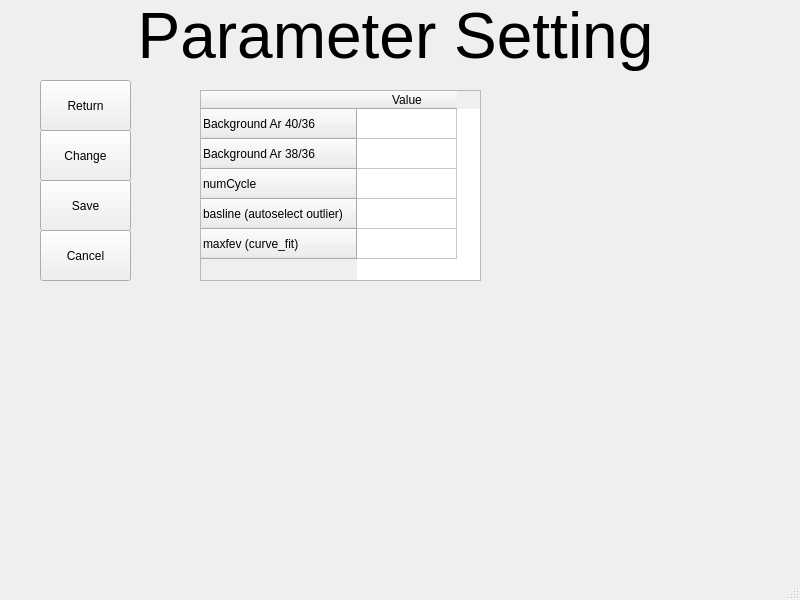
Above: UI/ParameterSetting.ui from AndrewLiu0725/pyADR before the change. Below: the same form after it.
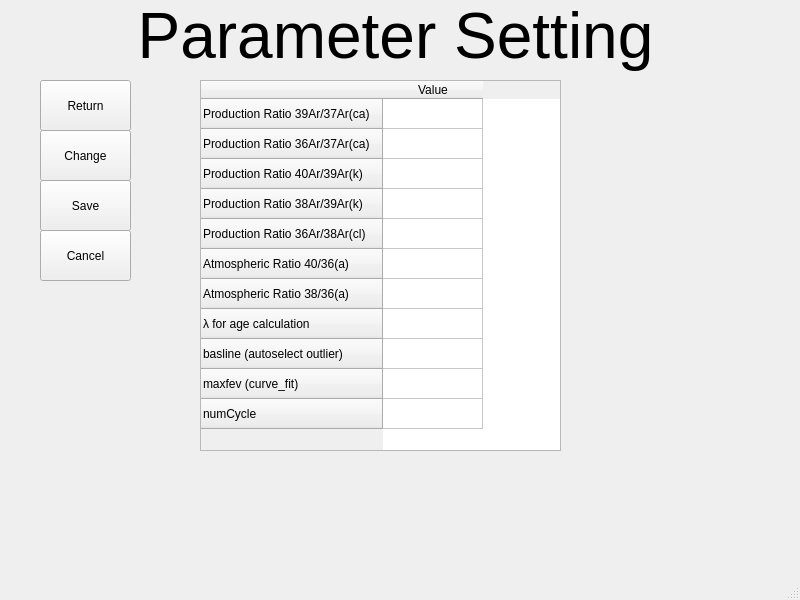
That is the form after the change.

Commit message: add Age Calculation Page

What changed in the file:
```diff
--- a/UI/ParameterSetting.ui
+++ b/UI/ParameterSetting.ui
@@ -18,24 +18,49 @@
     <property name="geometry">
      <rect>
       <x>200</x>
-      <y>90</y>
-      <width>281</width>
-      <height>191</height>
+      <y>80</y>
+      <width>361</width>
+      <height>371</height>
      </rect>
     </property>
     <row>
      <property name="text">
-      <string>Background Ar 40/36</string>
+      <string>Production Ratio 39Ar/37Ar(ca)</string>
      </property>
     </row>
     <row>
      <property name="text">
-      <string>Background Ar 38/36</string>
+      <string>Production Ratio 36Ar/37Ar(ca)</string>
      </property>
     </row>
     <row>
      <property name="text">
-      <string>numCycle</string>
+      <string>Production Ratio 40Ar/39Ar(k) </string>
+     </property>
+    </row>
+    <row>
+     <property name="text">
+      <string>Production Ratio 38Ar/39Ar(k)</string>
+     </property>
+    </row>
+    <row>
+     <property name="text">
+      <string>Production Ratio 36Ar/38Ar(cl)</string>
+     </property>
+    </row>
+    <row>
+     <property name="text">
+      <string>Atmospheric Ratio 40/36(a)</string>
+     </property>
+    </row>
+    <row>
+     <property name="text">
+      <string>Atmospheric Ratio 38/36(a)</string>
+     </property>
+    </row>
+    <row>
+     <property name="text">
+      <string>λ for age calculation</string>
      </property>
     </row>
     <row>
@@ -48,6 +73,11 @@
       <string>maxfev (curve_fit)</string>
      </property>
     </row>
+    <row>
+     <property name="text">
+      <string>numCycle</string>
+     </property>
+    </row>
     <column>
      <property name="text">
       <string>Value</string>
```
The commit also changes 10 other files.
